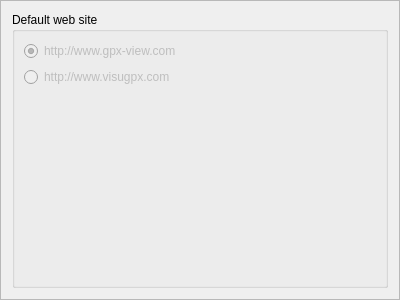
The window that src/plugins/displayInternetBrowser/displayinternetbrowseroptionsframe.ui (shujaatak/gpsbook) describes before a commit, drawn with Qt 5.
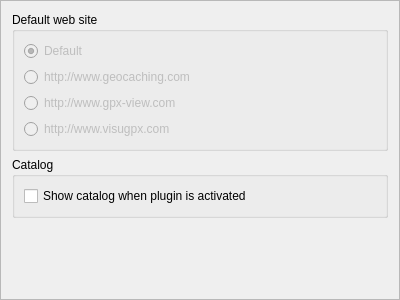
The same window after the commit.

Commit message: Improve code. Add translation to French. Add RawEditor plugin.

```diff
--- a/src/plugins/displayInternetBrowser/displayinternetbrowseroptionsframe.ui
+++ b/src/plugins/displayInternetBrowser/displayinternetbrowseroptionsframe.ui
@@ -26,16 +26,42 @@
       <string>Default web site</string>
      </property>
      <layout class="QVBoxLayout" name="verticalLayout_2">
+      <item>
+       <widget class="QRadioButton" name="radioButton_3">
+        <property name="enabled">
+         <bool>false</bool>
+        </property>
+        <property name="text">
+         <string>Default</string>
+        </property>
+        <property name="checked">
+         <bool>true</bool>
+        </property>
+       </widget>
+      </item>
       <item>
        <widget class="QRadioButton" name="radioButton">
         <property name="enabled">
          <bool>false</bool>
         </property>
         <property name="text">
+         <string>http://www.geocaching.com</string>
+        </property>
+        <property name="checked">
+         <bool>false</bool>
+        </property>
+       </widget>
+      </item>
+      <item>
+       <widget class="QRadioButton" name="radioButton_4">
+        <property name="enabled">
+         <bool>false</bool>
+        </property>
+        <property name="text">
          <string>http://www.gpx-view.com</string>
         </property>
         <property name="checked">
-         <bool>true</bool>
+         <bool>false</bool>
         </property>
        </widget>
       </item>
@@ -52,6 +78,25 @@
         </property>
        </widget>
       </item>
+     </layout>
+    </widget>
+   </item>
+   <item>
+    <widget class="QGroupBox" name="groupBoxCatalog">
+     <property name="title">
+      <string>Catalog</string>
+     </property>
+     <layout class="QVBoxLayout" name="verticalLayout_3">
+      <item>
+       <widget class="QCheckBox" name="checkBoxShowCatalog">
+        <property name="text">
+         <string>Show catalog when plugin is activated</string>
+        </property>
+       </widget>
+      </item>
+     </layout>
+    </widget>
+   </item>
       <item>
        <spacer name="verticalSpacer">
         <property name="orientation">
@@ -64,9 +109,6 @@
          </size>
         </property>
        </spacer>
-      </item>
-     </layout>
-    </widget>
    </item>
   </layout>
  </widget>
```
Lines whose indentation alone changed are shown as unchanged. The commit also changes 56 other files.
